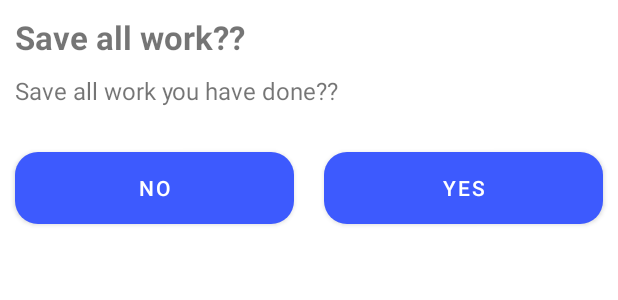
After one commit to amsxna060/DocScannerKotlin, an Android app: the layout save_all_dialog.xml on its own in the app's theme, with its tools: preview values and no code run, on a phone screen of 412 x 824 dp. The commit adds this screen. Shown: the top 300 px of the screen. Run offline under Robolectric (Android 15) with nearby library versions, the phone set to English and light mode, and no system bars; Roboto replaces fonts that are not available here.

Commit message:
Major work done

```diff
--- a/app/src/main/java/com/amansiol/docscanner/MainActivity.kt
+++ b/app/src/main/java/com/amansiol/docscanner/MainActivity.kt
@@ -73,6 +73,8 @@ class MainActivity : AppCompatActivity() {
 
         progressBsr = findViewById(R.id.our_app_pdf_load_progressbar)
         progressBsr.visibility = View.VISIBLE
+
+        appPDFArray.clear()
 
         val task: LoadPDFs = LoadPDFs(
             this,
--- a/app/src/main/java/com/amansiol/docscanner/SaveCurrentAndMoveToCropImage.kt
+++ b/app/src/main/java/com/amansiol/docscanner/SaveCurrentAndMoveToCropImage.kt
@@ -22,6 +22,7 @@ class SaveCurrentAndMoveToCropImage(var context: Context) : AsyncTask<Void,Void,
         } catch (e: IOException) {
             e.printStackTrace()
         }
+
         return null
     }
 
--- /dev/null
+++ b/app/src/main/res/drawable-xxhdpi/roundbtn.xml
@@ -0,0 +1,9 @@
+<?xml version="1.0" encoding="utf-8"?>
+<shape xmlns:android="http://schemas.android.com/apk/res/android"
+    android:shape="rectangle" >
+
+    <solid android:color="@color/colorTheme"/>
+    <corners android:radius="15dp"/>
+    <size android:width="25dp" android:height="25dp"/>
+
+</shape>
--- a/app/src/main/res/layout/activity_pdf_view.xml
+++ b/app/src/main/res/layout/activity_pdf_view.xml
@@ -11,6 +11,7 @@
         android:layout_width="match_parent"
         android:layout_height="match_parent"
         android:layout_marginBottom="8dp"
+        android:background="#755"
         app:layout_constraintBottom_toBottomOf="parent"
         app:layout_constraintEnd_toEndOf="parent"
         app:layout_constraintStart_toStartOf="parent"
--- /dev/null
+++ b/app/src/main/res/layout/save_all_dialog.xml
@@ -0,0 +1,54 @@
+<?xml version="1.0" encoding="utf-8"?>
+<RelativeLayout
+    xmlns:android="http://schemas.android.com/apk/res/android" android:layout_width="match_parent"
+    android:layout_height="match_parent">
+
+    <TextView
+        android:id="@+id/asking"
+        android:layout_marginTop="10dp"
+        android:layout_marginStart="10dp"
+        android:layout_width="wrap_content"
+        android:layout_height="wrap_content"
+        android:text="Save all work??"
+        android:textSize="22sp"
+        android:textStyle="bold"/>
+
+    <TextView
+        android:id="@+id/confirming"
+        android:layout_width="wrap_content"
+        android:layout_height="wrap_content"
+        android:textStyle="normal"
+        android:textSize="16sp"
+        android:layout_marginStart="10dp"
+        android:layout_marginTop="10dp"
+        android:text="Save all work you have done??"
+        android:layout_below="@id/asking"/>
+
+    <LinearLayout
+        android:layout_width="match_parent"
+        android:layout_height="wrap_content"
+        android:layout_below="@id/confirming"
+        android:orientation="horizontal"
+        android:layout_marginTop="20dp">
+
+        <Button
+            android:id="@+id/dont_save"
+            android:text="No"
+            android:layout_margin="10dp"
+            android:layout_weight="50"
+            android:layout_width="wrap_content"
+            android:layout_height="match_parent"
+            android:background="@drawable/roundbtn"/>
+
+        <Button
+            android:id="@+id/sure_save"
+            android:text="Yes"
+            android:layout_margin="10dp"
+            android:layout_weight="50"
+            android:layout_width="wrap_content"
+            android:layout_height="wrap_content"
+            android:background="@drawable/roundbtn"/>
+
+    </LinearLayout>
+
+</RelativeLayout>
```
Also changed, not shown: app/src/main/java/com/amansiol/docscanner/CameraActivity.kt (+25 -32 lines), app/src/main/java/com/amansiol/docscanner/CreatingPdf.kt (+14 -6 lines), app/src/main/java/com/amansiol/docscanner/FilterActivity.kt (+17 -8 lines), app/src/main/res/drawable/save_file_backgorund.xml (added, +9 -0 lines), app/src/main/res/layout/leave_all_dialog.xml (added, +54 -0 lines), app/src/main/res/layout/save_pdf_alert_dialog.xml (+31 -0 lines).
